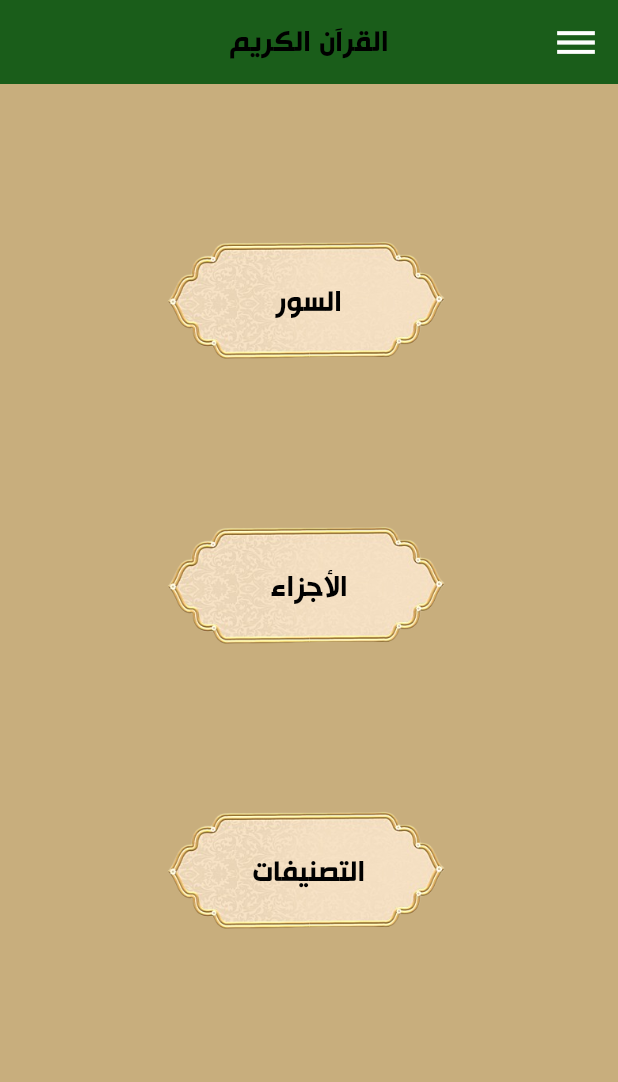
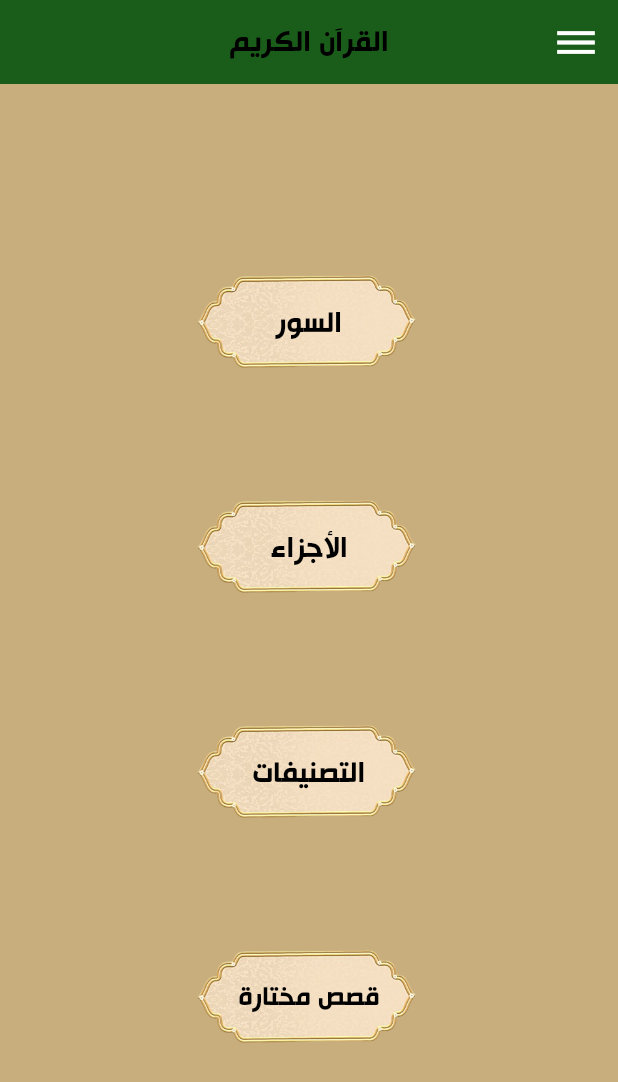
Before and after one commit to SuraAborass/quran, a Flutter app: the screen it shows after launch, on a phone screen of 412 x 824 dp. Shown: the top 1082 px of the screen. Run offline on Flutter 3.47's test engine with Material 2 defaults, Android fonts, the phone set to English and light mode, and no system bars; our stand-ins replace get, get_storage.

Commit message:
little edition

```diff
--- a/lib/BusinessLayer/Controllers/surahs_controller.dart
+++ b/lib/BusinessLayer/Controllers/surahs_controller.dart
@@ -1,11 +1,13 @@
 import 'package:get/get.dart';
 
+import '../../DataAccessLayer/Models/data_in_surah.dart';
 import '../../DataAccessLayer/Models/surah.dart';
 import '../../DataAccessLayer/Repositories/surahs_repo.dart';
 
 class SurahsController extends GetxController{
   SurahsRepo repo = SurahsRepo();
   List<Surah> surahs = [];
+  List<DataInSurah> data = [];
   var loading = false.obs;
 
   @override
--- a/lib/PresentationLayer/Screens/Public/home_screen.dart
+++ b/lib/PresentationLayer/Screens/Public/home_screen.dart
@@ -16,10 +16,15 @@ class HomeScreen extends StatelessWidget {
         backgroundColor: UIColors.primary,
         appBar: mainAppBar(context),
         body: Center(
+          child: SizedBox(
+            height: 600,
             child: Column(
+              crossAxisAlignment: CrossAxisAlignment.start,
+              mainAxisAlignment: MainAxisAlignment.start,
               children: [
-              const SizedBox(height: 50,),
-              InkWell(
+                //const SizedBox(height: 50,),
+                Expanded(
+                  child: InkWell(
                     onTap: (){
                       Get.toNamed(AppRoutes.allSurahs);
                     },
@@ -33,8 +38,10 @@ class HomeScreen extends StatelessWidget {
                       ],
                     ),
                   ),
+                ),
                 //const SizedBox(height: 15,),
-              Stack(
+                Expanded(
+                  child: Stack(
                     children:  [
                       const Image(image: AssetImage('assets/images/luxury-gold-removebg-preview.png',),
                         width: 320,height: 190,),
@@ -43,7 +50,9 @@ class HomeScreen extends StatelessWidget {
                               child: Text("الأجزاء",style: UITextStyle.titleBold.copyWith(fontSize: 22),)))
                     ],
                   ),
-              Stack(
+                ),
+                Expanded(
+                  child: Stack(
                     children:  [
                       const Image(image: AssetImage('assets/images/luxury-gold-removebg-preview.png',),
                         width: 320,height: 190,),
@@ -52,8 +61,21 @@ class HomeScreen extends StatelessWidget {
                               child: Text("التصنيفات",style: UITextStyle.titleBold.copyWith(fontSize: 22),)))
                     ],
                   ),
+                ),
+                Expanded(
+                  child: Stack(
+                    children:  [
+                      const Image(image: AssetImage('assets/images/luxury-gold-removebg-preview.png',),
+                        width: 320,height: 190,),
+                      Positioned.fill(
+                          child: Align(alignment: Alignment.center,
+                              child: Text("قصص مختارة",style: UITextStyle.titleBold.copyWith(fontSize: 20),)))
+                    ],
+                  ),
+                ),
 
               ],
+            ),
           ),
         ),
 
```
Also changed, not shown: lib/PresentationLayer/Widgets/surahs_item.dart (+33 -11 lines), pubspec.lock, 1 other file. Lines whose indentation alone changed are shown as unchanged.
